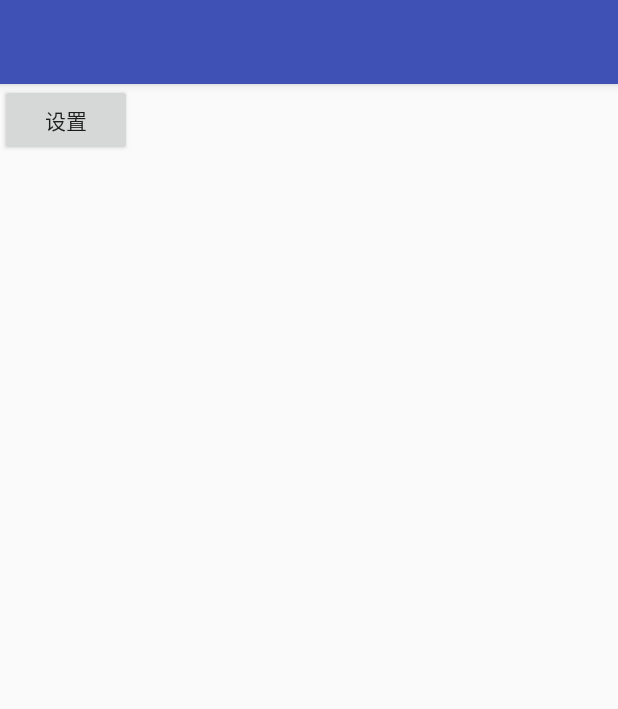
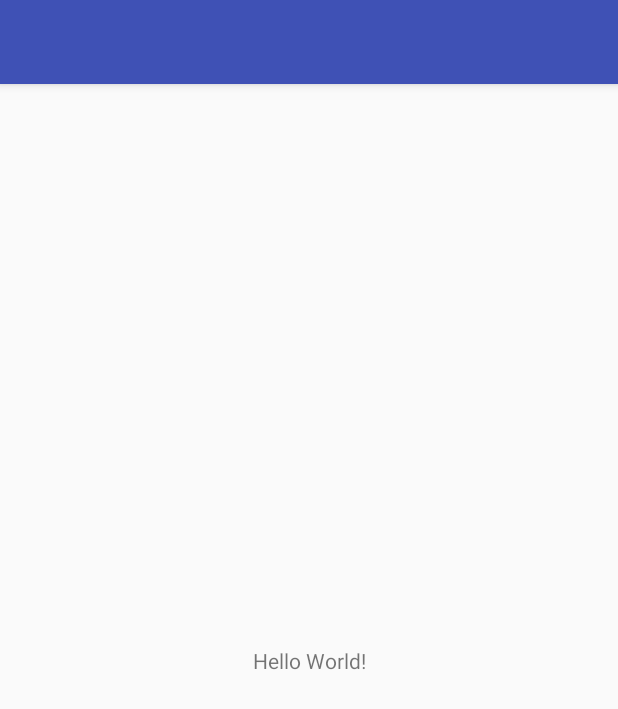
Before and after one commit to itMicmouse/AndroidTool, an Android app: the screen it shows after launch (MainActivity), on a phone screen of 412 x 824 dp. Shown: the top 709 px of the screen. Run offline under Robolectric (Android 15) with nearby library versions, the phone set to English and light mode, and no system bars.

Commit message:
改为最后

```diff
--- a/app/src/main/AndroidManifest.xml
+++ b/app/src/main/AndroidManifest.xml
@@ -16,8 +16,8 @@
                 <action android:name="android.intent.action.MAIN" />
                 <category android:name="android.intent.category.LAUNCHER" />
 
-                <category android:name="android.intent.category.HOME"/>
-                <category android:name="android.intent.category.DEFAULT"/>
+                <!--<category android:name="android.intent.category.HOME"/>-->
+                <!--<category android:name="android.intent.category.DEFAULT"/>-->
             </intent-filter>
         </activity>
     </application>
--- a/app/src/main/java/com/yangyakun/androidtool/MainActivity.java
+++ b/app/src/main/java/com/yangyakun/androidtool/MainActivity.java
@@ -21,12 +21,20 @@ public class MainActivity extends AppCompatActivity {
         setContentView(R.layout.activity_main);
 
 
-
+        try {
+            Class c = Class.forName("android.os.SystemProperties");
+            Method get = c.getMethod("get", String.class);
+            Log.i("sunmi", "the sn:" + (String) get.invoke(c, "ro.serialno"));
+            Log.i("sunmi", "First four characters:" + (String) get.invoke(c, "ro.serialno"));
+        } catch (Exception e) {
+            e.printStackTrace();
+        }
     }
 
+    public void opensettting(View view) {
 
-    public void open(View view) {
         Intent intent = new Intent(Settings.ACTION_SETTINGS);
         startActivity(intent);
     }
+
 }
--- a/app/src/main/res/layout/activity_main.xml
+++ b/app/src/main/res/layout/activity_main.xml
@@ -1,15 +1,19 @@
 <?xml version="1.0" encoding="utf-8"?>
-<LinearLayout xmlns:android="http://schemas.android.com/apk/res/android"
+<android.support.constraint.ConstraintLayout xmlns:android="http://schemas.android.com/apk/res/android"
     xmlns:app="http://schemas.android.com/apk/res-auto"
     xmlns:tools="http://schemas.android.com/tools"
     android:layout_width="match_parent"
     android:layout_height="match_parent"
     tools:context="com.yangyakun.androidtool.MainActivity">
 
-    <Button
-        android:text="设置"
-        android:onClick="open"
+    <TextView
         android:layout_width="wrap_content"
-        android:layout_height="wrap_content" />
+        android:layout_height="wrap_content"
+        android:text="Hello World!"
+        android:onClick="opensettting"
+        app:layout_constraintBottom_toBottomOf="parent"
+        app:layout_constraintLeft_toLeftOf="parent"
+        app:layout_constraintRight_toRightOf="parent"
+        app:layout_constraintTop_toTopOf="parent" />
 
-</LinearLayout>
+</android.support.constraint.ConstraintLayout>
```
